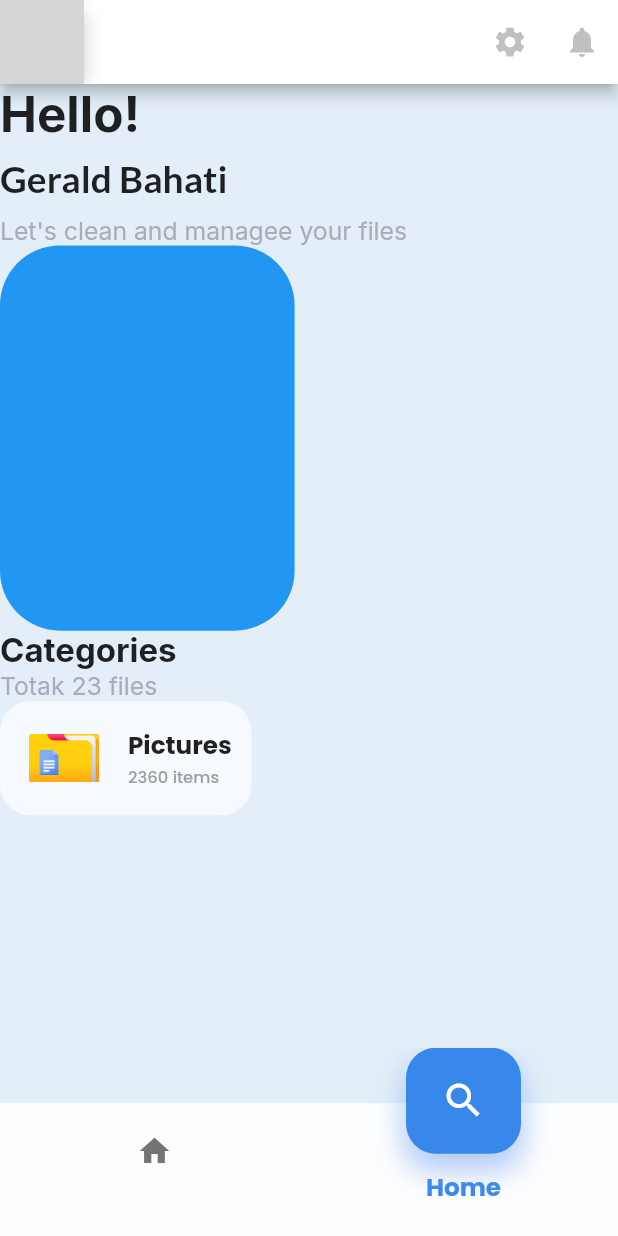
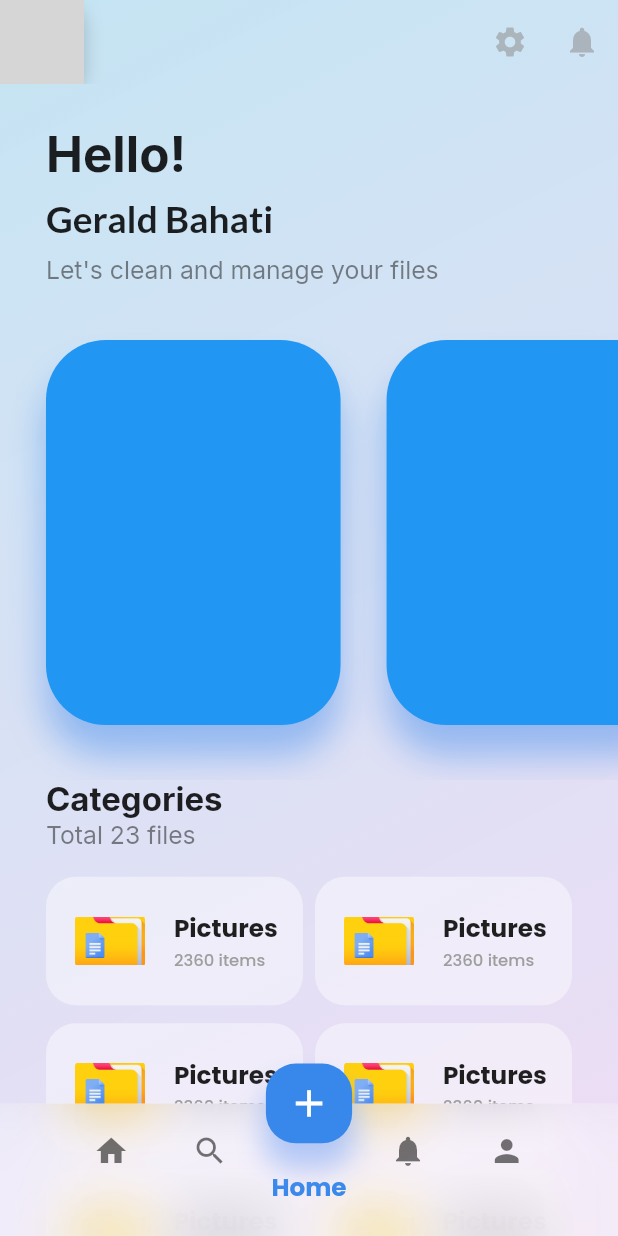
Before and after one commit to geraldbahati/project-unbowed, a Flutter app: the screen it shows after launch, on a phone screen of 412 x 824 dp. Run offline on Flutter 3.47's test engine with Material 2 defaults, Android fonts, the phone set to English and light mode, and no system bars; our stand-ins replace google_fonts, sizer, smooth_page_indicator; network calls fail; grey boxes are pictures that could not be loaded.

Commit message:
home page

```diff
--- a/frontend/mobile-app/unbowed_flutter/lib/presentation/styles/text_styling.dart
+++ b/frontend/mobile-app/unbowed_flutter/lib/presentation/styles/text_styling.dart
@@ -33,7 +33,7 @@ final homeNameTextStyle = GoogleFonts.lato(
 
 final detailTextStyle = GoogleFonts.inter(
   fontSize: 12.sp,
-  color: const Color.fromRGBO(169, 172, 187, 100),
+  color: Color.fromRGBO(52, 53, 55, 0.612),
 );
 
 final subTextStyle = GoogleFonts.inter(
--- a/frontend/mobile-app/unbowed_flutter/lib/presentation/views/home_pages/home_screen.dart
+++ b/frontend/mobile-app/unbowed_flutter/lib/presentation/views/home_pages/home_screen.dart
@@ -12,11 +12,27 @@ class HomeView extends StatelessWidget {
 
   @override
   Widget build(BuildContext context) {
-    return Scaffold(
-      backgroundColor: Color.fromRGBO(228, 238, 248, 1),
+    return Container(
+      // padding: EdgeInsets.symmetric(horizontal: 5.w),
+      decoration: const BoxDecoration(
+        gradient: LinearGradient(
+          begin: Alignment.topLeft,
+          end: Alignment.bottomRight,
+          colors: [
+            Color.fromRGBO(178, 221, 240, 0.95),
+            Color.fromRGBO(233, 209, 241, 0.93),
+          ],
+        ),
+      ),
+      child: Scaffold(
+        // backgroundColor: const Color.fromRGBO(228, 238, 248, 1),
+        backgroundColor: Colors.white.withOpacity(0.2),
+        extendBody: true,
 
         // appbar
         appBar: AppBar(
+          backgroundColor: Colors.transparent,
+          elevation: 0,
           // settings, notification icons
           actions: [
             IconButton(
@@ -38,10 +54,22 @@ class HomeView extends StatelessWidget {
         ),
 
         // body
-      body: Column(
+        body: SingleChildScrollView(
+          child: Column(
             mainAxisAlignment: MainAxisAlignment.start,
             crossAxisAlignment: CrossAxisAlignment.start,
             children: [
+              Padding(
+                padding: EdgeInsets.only(
+                  left: 7.44.w,
+                ),
+                child: Column(
+                  mainAxisAlignment: MainAxisAlignment.start,
+                  crossAxisAlignment: CrossAxisAlignment.start,
+                  children: [
+                    SizedBox(
+                      height: 3.22.h,
+                    ),
                     // welcome texts
                     Text(
                       "Hello!",
@@ -61,31 +89,92 @@ class HomeView extends StatelessWidget {
                     ),
 
                     Text(
-            "Let's clean and managee your files",
+                      "Let's clean and manage your files",
                       style: detailTextStyle,
+                    ),
+                  ],
+                ),
               ),
 
               // quick nav containers
+              SizedBox(
+                height: 40.h,
+                child: SingleChildScrollView(
+                  scrollDirection: Axis.horizontal,
+                  child: Row(
+                    children: [
+                      // quick nav container
+                      Padding(
+                        padding: EdgeInsets.only(left: 7.44.w),
+                        child: QuickNavContainer(),
+                      ),
 
-          QuickNavContainer(),
+                      // quick nav container
+                      Padding(
+                        padding: EdgeInsets.only(left: 7.44.w),
+                        child: QuickNavContainer(),
+                      ),
+
+                      // quick nav container
+                      Padding(
+                        padding: EdgeInsets.only(
+                          left: 7.44.w,
+                          right: 7.44.w,
+                        ),
+                        child: QuickNavContainer(),
+                      ),
+                    ],
+                  ),
+                ),
+              ),
 
               // categories
+              Padding(
+                padding: EdgeInsets.symmetric(horizontal: 7.44.w),
+                child: Column(
+                  mainAxisAlignment: MainAxisAlignment.start,
+                  crossAxisAlignment: CrossAxisAlignment.start,
+                  children: [
                     Text(
                       "Categories",
                       style: subTextStyle,
                     ),
 
                     Text(
-            "Totak 23 files",
+                      "Total 23 files",
                       style: detailTextStyle,
                     ),
 
+                    SizedBox(
+                      height: 2.146.h,
+                    ),
+
                     // categories list
-          FolderContainer(),
+
+                    GridView.builder(
+                      shrinkWrap: true,
+                      physics: const NeverScrollableScrollPhysics(),
+                      itemCount: 6,
+                      gridDelegate:
+                          const SliverGridDelegateWithFixedCrossAxisCount(
+                        crossAxisCount: 2,
+                        crossAxisSpacing: 8,
+                        mainAxisSpacing: 12,
+                        childAspectRatio: 2,
+                      ),
+                      itemBuilder: (context, index) {
+                        return FolderContainer();
+                      },
+                    ),
                   ],
                 ),
+              ),
+            ],
+          ),
+        ),
 
-      bottomNavigationBar: CustomBottomNavigationBar(),
+        bottomNavigationBar: const CustomBottomNavigationBar(),
+      ),
     );
   }
 }
--- a/frontend/mobile-app/unbowed_flutter/lib/presentation/widgets/containers/bottom_navigation_bar.dart
+++ b/frontend/mobile-app/unbowed_flutter/lib/presentation/widgets/containers/bottom_navigation_bar.dart
@@ -1,3 +1,5 @@
+import 'dart:ui';
+
 import 'package:flutter/material.dart';
 import 'package:sizer/sizer.dart';
 
@@ -25,9 +27,9 @@ class _CustomBottomNavigationBarState extends State<CustomBottomNavigationBar>
   final List<IconData> icons = [
     Icons.home,
     Icons.search,
-    // Icons.add,
-    // Icons.notifications,
-    // Icons.person,
+    Icons.add,
+    Icons.notifications,
+    Icons.person,
   ];
 
   @override
@@ -58,34 +60,40 @@ class _CustomBottomNavigationBarState extends State<CustomBottomNavigationBar>
 
   @override
   Widget build(BuildContext context) {
+    var itemWidth = MediaQuery.of(context).size.width / icons.length;
+    double barHeight = 13.9485.h;
+    double containerHeight = 6.44.h;
     return Stack(
       alignment: Alignment.bottomCenter,
       children: [
         // Background
         SizedBox(
-          height: 15.2360515.h,
+          height: barHeight,
           width: double.infinity,
         ),
-        Container(
+        ClipRRect(
+          child: Container(
+            padding: EdgeInsets.symmetric(horizontal: itemWidth / 2),
             height: 10.73.h,
             width: double.infinity,
-          decoration: const BoxDecoration(
-            color: Color.fromRGBO(255, 255, 255, 0.67),
+            decoration: BoxDecoration(
+              color: Colors.white.withOpacity(0.42),
             ),
+            child: BackdropFilter(
+              filter: ImageFilter.blur(sigmaX: 20, sigmaY: 20),
               child: ListView.builder(
                 scrollDirection: Axis.horizontal,
                 itemCount: icons.length,
                 itemBuilder: (context, index) {
                   return SizedBox(
-                width: MediaQuery.of(context).size.width / icons.length,
+                    width: (MediaQuery.of(context).size.width - itemWidth) /
+                        icons.length,
                     child: GestureDetector(
                       onTap: () {
                         if (_selectedIndex != index) {
                           _onItemTapped(index, _selectedIndex);
                         }
                       },
-                  child: Container(
-                    color: Colors.white.withOpacity(0.67),
                       child: Column(
                         mainAxisAlignment: MainAxisAlignment.center,
                         crossAxisAlignment: CrossAxisAlignment.center,
@@ -95,20 +103,20 @@ class _CustomBottomNavigationBarState extends State<CustomBottomNavigationBar>
                         ],
                       ),
                     ),
-                ),
                   );
                 },
               ),
             ),
+          ),
+        ),
         // Active container
         AnimatedPositioned(
-          // curve: Curves.easeIn,
           duration: const Duration(milliseconds: 300),
-          bottom: 6.65606515.h,
+          bottom: barHeight - containerHeight,
           left: _activePosition(_selectedIndex),
           child: Container(
-              width: 18.60.w,
-              height: 8.58.h,
+              width: 13.95.w,
+              height: containerHeight,
               decoration: BoxDecoration(
                 color: const Color.fromRGBO(56, 136, 235, 1),
                 borderRadius: BorderRadius.circular(20),
@@ -117,7 +125,7 @@ class _CustomBottomNavigationBarState extends State<CustomBottomNavigationBar>
                     color: Color.fromRGBO(133, 172, 244, 0.6),
                     spreadRadius: 2,
                     blurRadius: 16,
-                    offset: Offset(0, 10),
+                    offset: Offset(0, 15),
                   ),
                 ],
               ),
@@ -187,7 +195,8 @@ class _CustomBottomNavigationBarState extends State<CustomBottomNavigationBar>
       }
     } else {
       // Inactive text
-      return Opacity(
+      return AnimatedOpacity(
+        duration: const Duration(milliseconds: 300),
         opacity: _textOpacity,
         child: Text(
           "Home",
@@ -256,8 +265,10 @@ class _CustomBottomNavigationBarState extends State<CustomBottomNavigationBar>
 
   double _activePosition(int index) {
     var width = MediaQuery.of(context).size.width;
+    var validWidth = width - (width / icons.length);
+    var itemWidth = validWidth / icons.length;
+    var offset = itemWidth / 2 - 13.95.w / 2;
 
-    return ((width / icons.length) * index) +
-        ((width / icons.length) / 2.0 - 18.60.w / 2.0);
+    return itemWidth * index + offset + (width / icons.length) / 2;
   }
 }
--- a/frontend/mobile-app/unbowed_flutter/lib/presentation/widgets/containers/folder_container.dart
+++ b/frontend/mobile-app/unbowed_flutter/lib/presentation/widgets/containers/folder_container.dart
@@ -12,7 +12,7 @@ class FolderContainer extends StatelessWidget {
         width: 40.7.w,
         height: 9.23.h,
         decoration: BoxDecoration(
-          color: Color.fromRGBO(255, 255, 255, 0.67),
+          color: Colors.white.withOpacity(0.42),
           borderRadius: BorderRadius.circular(20),
         ),
         child: Row(
--- a/frontend/mobile-app/unbowed_flutter/lib/presentation/widgets/containers/qiuck_nav_container.dart
+++ b/frontend/mobile-app/unbowed_flutter/lib/presentation/widgets/containers/qiuck_nav_container.dart
@@ -21,6 +21,13 @@ class QuickNavContainer extends StatelessWidget {
       decoration: BoxDecoration(
         color: Colors.blue,
         borderRadius: BorderRadius.circular(40),
+        boxShadow: const [
+          BoxShadow(
+            color: Color.fromRGBO(56, 134, 235, 0.45),
+            blurRadius: 20,
+            offset: Offset(0, 20),
+          ),
+        ],
       ),
     );
   }
```
Lines whose indentation alone changed are shown as unchanged.
